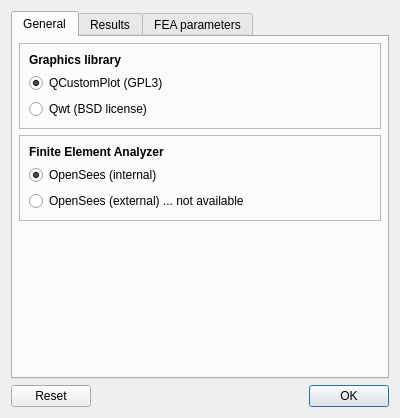
Before: the Qt Designer form utilWindows/dialogpreferences.ui in NHERI-SimCenter/PileGroupTool, drawn with Qt 5.
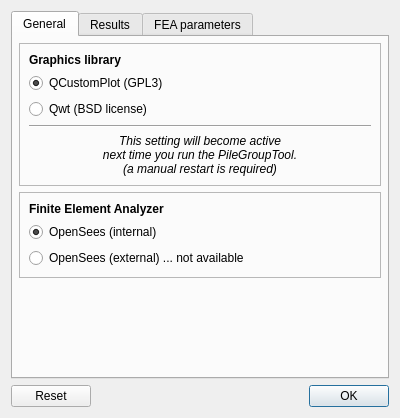
After: the same form once the commit is applied.

Commit message: Merge branch 'Qwt' of https://github.com/pmackenz/PileGroupTool into pmackenz-Qwt

What changed in the file:
```diff
--- a/utilWindows/dialogpreferences.ui
+++ b/utilWindows/dialogpreferences.ui
@@ -81,23 +81,35 @@
             </property>
            </widget>
           </item>
+          <item>
+           <widget class="Line" name="line">
+            <property name="orientation">
+             <enum>Qt::Horizontal</enum>
+            </property>
+           </widget>
+          </item>
+          <item>
+           <widget class="QLabel" name="label_restartInfo">
+            <property name="font">
+             <font>
+              <italic>true</italic>
+              <underline>false</underline>
+             </font>
+            </property>
+            <property name="text">
+             <string>This setting will become active 
+next time you run the PileGroupTool.
+(a manual restart is required)</string>
+            </property>
+            <property name="alignment">
+             <set>Qt::AlignCenter</set>
+            </property>
+           </widget>
+          </item>
          </layout>
         </widget>
        </item>
-       <item row="2" column="0">
-        <spacer name="verticalSpacer">
-         <property name="orientation">
-          <enum>Qt::Vertical</enum>
-         </property>
-         <property name="sizeHint" stdset="0">
-          <size>
-           <width>20</width>
-           <height>40</height>
-          </size>
-         </property>
-        </spacer>
-       </item>
-       <item row="1" column="0">
+       <item row="3" column="0">
         <widget class="QFrame" name="frame_2">
          <property name="minimumSize">
           <size>
@@ -151,6 +163,19 @@
          </layout>
         </widget>
        </item>
+       <item row="5" column="0">
+        <spacer name="verticalSpacer">
+         <property name="orientation">
+          <enum>Qt::Vertical</enum>
+         </property>
+         <property name="sizeHint" stdset="0">
+          <size>
+           <width>20</width>
+           <height>40</height>
+          </size>
+         </property>
+        </spacer>
+       </item>
       </layout>
      </widget>
      <widget class="QWidget" name="tab">
```
The commit also changes 18 other files.
